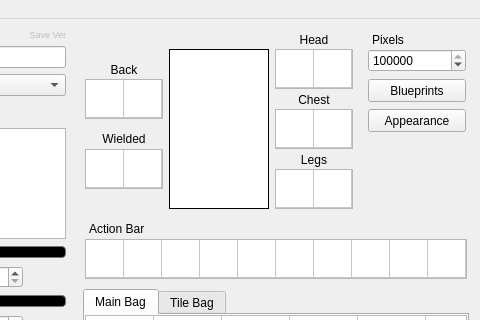
Old version of the form starcheat/templates/MainWindow.ui in the repository wizzomafizzo/starcheat; both pictures show x 235 to 715 and y 0 to 320 of the 715 by 512 pixel window.
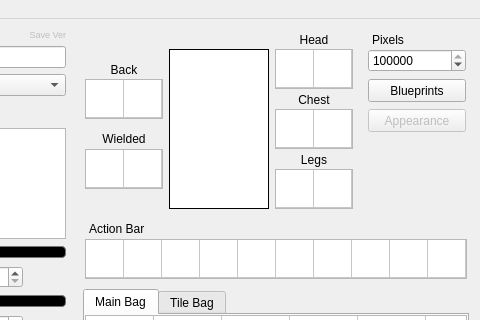
New version of the form.

Commit message: Disable appearance and rebuild db button, too unreliable atm

What changed in the file:
```diff
--- a/starcheat/templates/MainWindow.ui
+++ b/starcheat/templates/MainWindow.ui
@@ -1097,7 +1097,7 @@
    </widget>
    <widget class="QPushButton" name="appearance_button">
     <property name="enabled">
-     <bool>true</bool>
+     <bool>false</bool>
     </property>
     <property name="geometry">
      <rect>
```
The commit also changes 1 other file.
